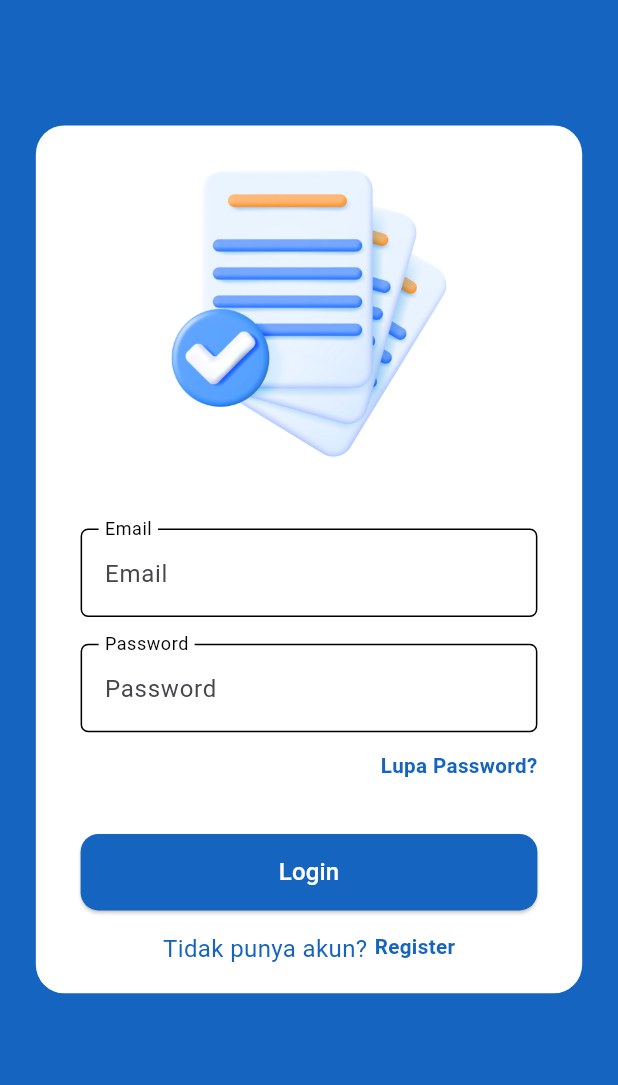
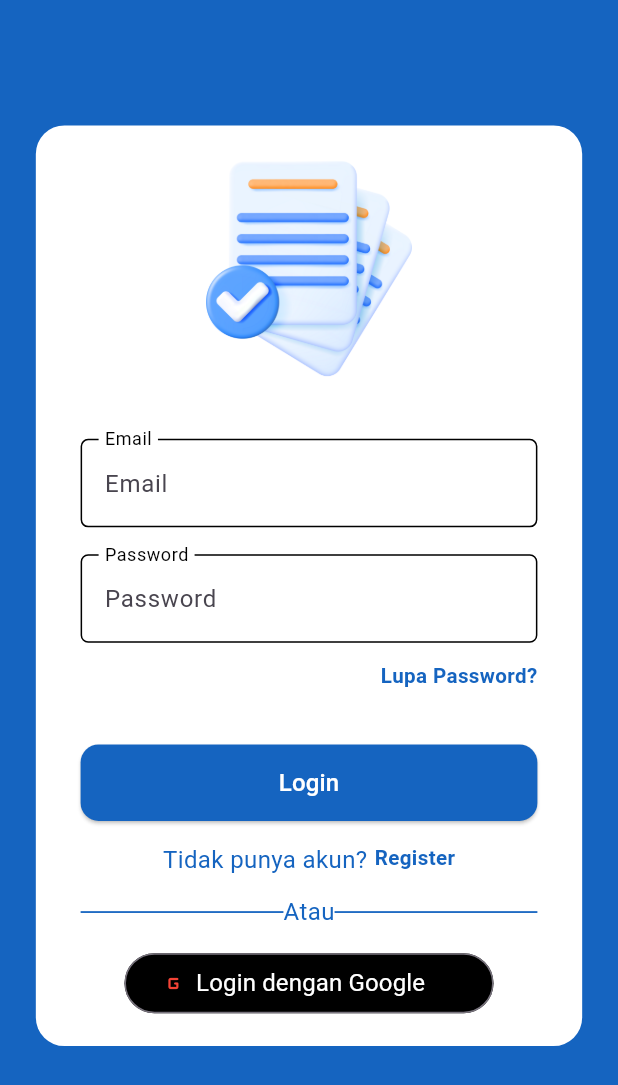
Before and after one commit to BagusRezky/mojadiapp, a Flutter app: the LoginScreen screen opened by its route, on a phone screen of 412 x 824 dp. Shown: the top 1085 px of the screen. Run offline on Flutter 3.47's test engine with Material 3 defaults, Android fonts, the phone set to English and light mode, and no system bars; our stand-ins replace cloud_firestore, firebase_auth, firebase_core, firebase_storage, flutter_onboarding_slider, flutter_screenutil and 4 more; accounts and stored records are empty.

Commit message:
feat: Update Google Sign-In dependency to version 6.2.1

```diff
--- a/lib/screens/auth/login.dart
+++ b/lib/screens/auth/login.dart
@@ -41,8 +41,8 @@ class _LoginScreenState extends State<LoginScreen> {
               children: [
                 Image(
                   image: const AssetImage('assets/logo.png'),
-                  width: 200.w,
-                  height: 200.h,
+                  width: 150.w,
+                  height: 150.h,
                   fit: BoxFit.cover,
                 ),
                 20.verticalSpace,
@@ -88,8 +88,7 @@ class _LoginScreenState extends State<LoginScreen> {
                 MyButton(
                   text: 'Login',
                   onPressed: () {
-                    Provider.of<AuthProvider>(context, listen: false)
-                        .signIn(
+                    Provider.of<AuthProvider>(context, listen: false).signIn(
                       emailController.text,
                       passwordController.text,
                       context,
@@ -137,6 +136,66 @@ class _LoginScreenState extends State<LoginScreen> {
                     ],
                   ),
                 ),
+                10.verticalSpace,
+                Row(
+                  mainAxisAlignment: MainAxisAlignment.center,
+                  children: [
+                    Expanded(
+                      child: Divider(
+                        height: 10.h,
+                        thickness: 1.h,
+                        color: const Color(0xFF1564C0),
+                      ),
+                    ),
+                    Text(
+                      'Atau',
+                      style: GoogleFonts.roboto(
+                        color: const Color(0xFF1564C0),
+                        fontWeight: FontWeight.w400,
+                        fontStyle: FontStyle.normal,
+                        fontSize: 14.sp,
+                      ),
+                    ),
+                    Expanded(
+                      child: Divider(
+                        height: 10.h,
+                        thickness: 1.h,
+                        color: const Color(0xFF1564C0),
+                      ),
+                    ),
+                  ],
+                ),
+                10.verticalSpace,
+                SizedBox(
+                  width: 215.w,
+                  child: OutlinedButton(
+                    onPressed: () {
+                      Provider.of<AuthProvider>(context, listen: false)
+                          .signInWithGoogle(context);
+                    },
+                    style: OutlinedButton.styleFrom(
+                      backgroundColor: const Color(0xff000000),
+                    ),
+                    child: Row(
+                      children: [
+                        const Icon(
+                          Icons.g_mobiledata_rounded,
+                          color: Colors.red,
+                        ),
+                        5.horizontalSpace,
+                        Text(
+                          'Login dengan Google',
+                          style: GoogleFonts.roboto(
+                            color: const Color(0xFFFFFFFF),
+                            fontWeight: FontWeight.w400,
+                            fontStyle: FontStyle.normal,
+                            fontSize: 14.sp,
+                          ),
+                        ),
+                      ],
+                    ),
+                  ),
+                )
               ],
             ),
           ),
--- a/pubspec.yaml
+++ b/pubspec.yaml
@@ -21,6 +21,7 @@ dependencies:
   intl: ^0.19.0
   quickalert: ^1.1.0
   flutter_onboarding_slider: ^1.0.11
+  google_sign_in: ^6.2.1
 
 dev_dependencies:
   flutter_test:
```
Also changed, not shown: lib/providers/auth_provider.dart (+17 -0 lines), lib/services/firebase_auth_service.dart (+35 -0 lines), pubspec.lock, 2 other files.
